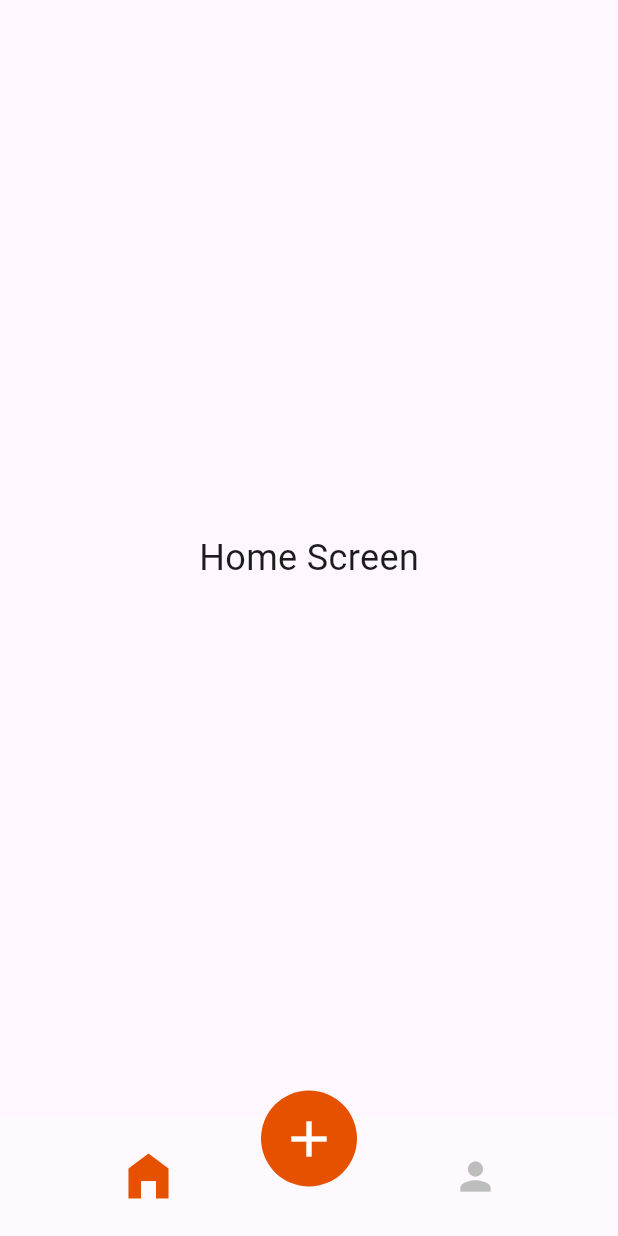
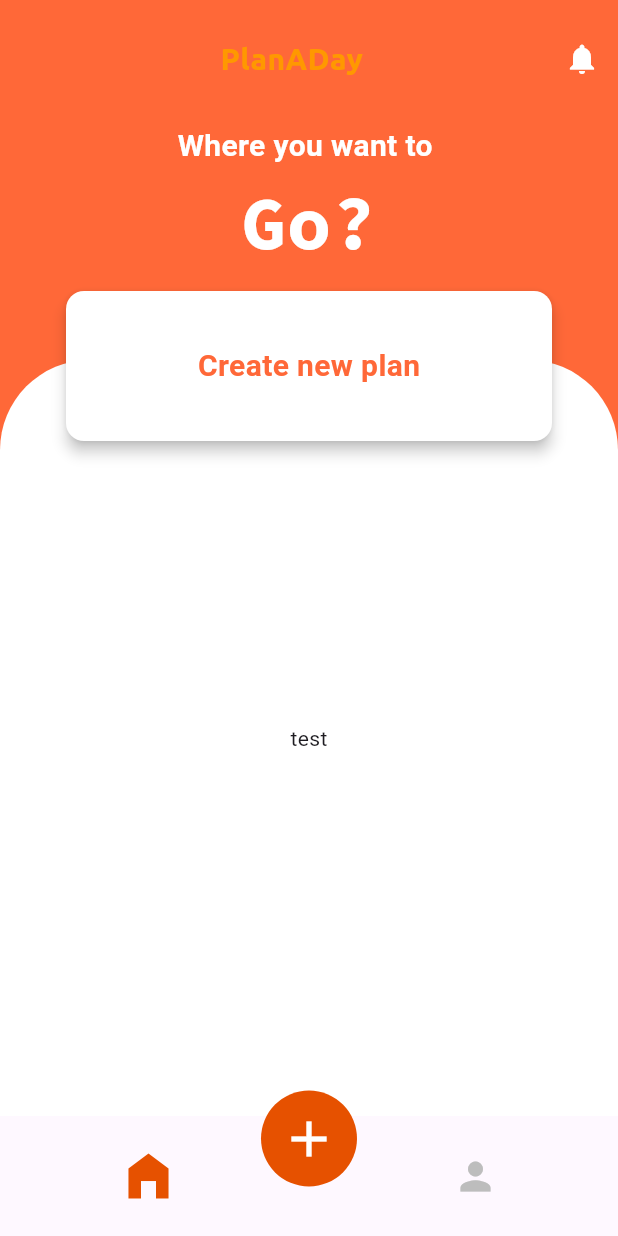
Before and after one commit to jigneng1/planAday, a Flutter app: the screen it shows after launch, on a phone screen of 412 x 824 dp. Run offline on Flutter 3.47's test engine with Material 3 defaults, Android fonts, the phone set to English and light mode, and no system bars; project files that could hold a hidden picture were left out.

Commit message:
add : home page layout

```diff
--- a/lib/src/screens/home_screen.dart
+++ b/lib/src/screens/home_screen.dart
@@ -5,8 +5,115 @@ class HomeScreen extends StatelessWidget {
 
   @override
   Widget build(BuildContext context) {
-    return const Center(
-      child: Text('Home Screen', style: TextStyle(fontSize: 24)),
+    final primaryColor = Theme.of(context).primaryColor;
+
+    return Scaffold(
+      backgroundColor: primaryColor,
+      body: SafeArea(
+        child: Stack(
+          children: [
+            // Background containers
+            Column(
+              children: [
+                Container(
+                  height: 240.0, // Fixed height for the top container
+                  child: Column(
+                    children: [
+                      const SizedBox(height: 15),
+                      Row(
+                        children: [
+                          const SizedBox(width: 25),
+                          const Expanded(
+                            child: Center(
+                              child: Text(
+                                'PlanADay',
+                                style: TextStyle(
+                                  fontSize: 20,
+                                  fontWeight: FontWeight.bold,
+                                  fontFamily: 'Ubuntu',
+                                  color: Colors.orange,
+                                ),
+                              ),
+                            ),
+                          ),
+                          IconButton(
+                            icon: const Icon(
+                              Icons.notifications,
+                              color: Colors.white,
+                            ),
+                            onPressed: () {
+                              // Handle profile action
+                            },
+                          ),
+                        ],
+                      ),
+                      const SizedBox(height: 20),
+                      const Center(
+                        child: Column(
+                          children: [
+                            Text(
+                              'Where you want to ',
+                              style: TextStyle(
+                                fontSize: 20,
+                                color: Colors.white,
+                                fontWeight: FontWeight.w600,
+                              ),
+                            ),
+                            Text(
+                              'Go?',
+                              style: TextStyle(
+                                fontSize: 50,
+                                fontWeight: FontWeight.bold,
+                                color: Colors.white,
+                                fontFamily: 'SourceCodePro'
+                              ),
+                            ),
+                          ],
+                        ),
+                        )
+                    ],
+                  ),
+                ),
+                Expanded(
+                  child: Container(
+                    decoration: const BoxDecoration(
+                    color: Colors.white,
+                    borderRadius: BorderRadius.only(
+                      topLeft: Radius.circular(60),
+                      topRight: Radius.circular(60),
+                    ),
+                  ),
+                    padding: const EdgeInsets.all(16.0),
+                    child: const Center(
+                      child: Text('test'),
+                    ),
+                  ),
+                ),
+              ],
+            ),
+            // Overlay container
+            Positioned(
+              top: 180.0, // Adjust this based on the height of the top container and desired overlap
+              left: 0,
+              right: 0,
+              child: Container(
+                padding: const EdgeInsets.symmetric(horizontal: 40.0, vertical: 10.0),
+                child: Card(
+                  color: Colors.white,
+                  elevation: 4.0,
+                  child: SizedBox(
+                    height: 100.0,
+                    width: MediaQuery.of(context).size.width,
+                    child: Center(
+                      child: Text('Create new plan', style: TextStyle(fontSize: 20, fontWeight: FontWeight.bold, color: primaryColor),),
+                    ),
+                  ),
+                ),
+              ),
+            ),
+          ],
+        ),
+      ),
     );
   }
 }
```
